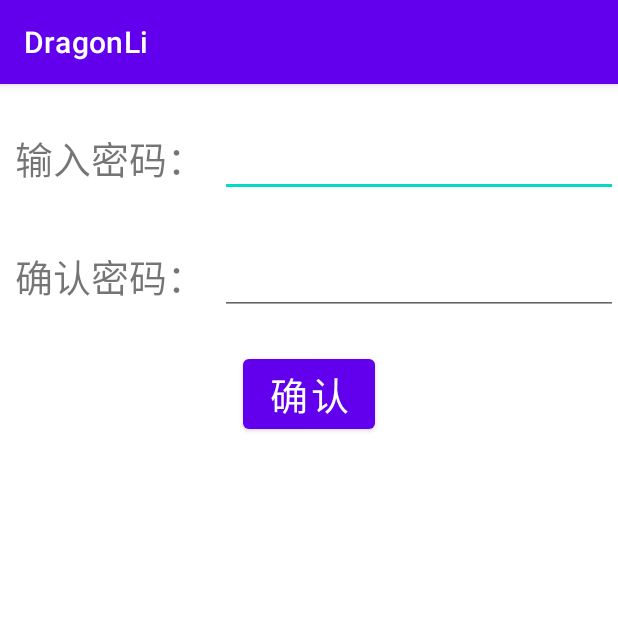
After one commit to Shadowmirror/DragonLi, an Android app: the SinglePasswordLockActivity screen opened directly, with no data from a screen before it, on a phone screen of 412 x 824 dp, the top half of it. The commit adds this screen. Run offline under Robolectric (Android 15) with nearby library versions, the phone set to English and light mode, and no system bars; libraries missing offline, so code that uses them is left out: org.litepal.

Commit message:
单条数据密码上锁功能

```diff
--- a/app/src/main/assets/litepal.xml
+++ b/app/src/main/assets/litepal.xml
@@ -19,7 +19,7 @@
 			For example:
     	<version value="1" />
     -->
-    <version value="6" />
+    <version value="7" />
 
     <!--
     	Define your models in the list with mapping tag, LitePal will
--- a/app/src/main/java/miao/kmirror/dragonli/entity/TextInfo.java
+++ b/app/src/main/java/miao/kmirror/dragonli/entity/TextInfo.java
@@ -52,6 +52,9 @@ public class TextInfo extends LitePalSupport implements Serializable {
         return password;
     }
 
+    public void setPassword(String password) {
+        this.password = password;
+    }
 
     public String getUpdateDate() {
         return updateDate;
--- a/app/src/main/java/miao/kmirror/dragonli/fragment/EditNameDialogFragment.java
+++ b/app/src/main/java/miao/kmirror/dragonli/fragment/EditNameDialogFragment.java
@@ -10,10 +10,12 @@ import android.widget.EditText;
 
 import androidx.annotation.Nullable;
 import androidx.fragment.app.DialogFragment;
+import androidx.fragment.app.FragmentManager;
 
 import miao.kmirror.dragonli.R;
 import miao.kmirror.dragonli.entity.TextInfo;
 import miao.kmirror.dragonli.lock.widget.activity.FingerLoginActivity;
+import miao.kmirror.dragonli.singleActivity.SinglePasswordLockActivity;
 import miao.kmirror.dragonli.utils.ActivityUtils;
 import miao.kmirror.dragonli.utils.ToastUtils;
 
@@ -24,6 +26,7 @@ public class EditNameDialogFragment extends DialogFragment {
     private Button toImage;
 
     private TextInfo textInfo;
+
 
     public EditNameDialogFragment(TextInfo textInfo) {
         this.textInfo = textInfo;
@@ -51,7 +54,7 @@ public class EditNameDialogFragment extends DialogFragment {
             ToastUtils.toastShort(getContext(), "You click image");
         });
         toPassword.setOnClickListener(v -> {
-            ToastUtils.toastShort(getContext(), "You click password");
+            ActivityUtils.simpleIntentWithTextInfo(getActivity(), SinglePasswordLockActivity.class, textInfo);
         });
         // Fetch arguments from bundle and set title
         // Show soft keyboard automatically and request focus to field
--- /dev/null
+++ b/app/src/main/java/miao/kmirror/dragonli/singleActivity/SinglePasswordLockActivity.java
@@ -0,0 +1,45 @@
+package miao.kmirror.dragonli.singleActivity;
+
+import androidx.appcompat.app.AppCompatActivity;
+
+import android.os.Bundle;
+import android.widget.Button;
+import android.widget.EditText;
+
+import miao.kmirror.dragonli.R;
+import miao.kmirror.dragonli.activity.MainActivity;
+import miao.kmirror.dragonli.bean.LockType;
+import miao.kmirror.dragonli.dao.TextInfoDao;
+import miao.kmirror.dragonli.entity.TextInfo;
+import miao.kmirror.dragonli.utils.ActivityUtils;
+import miao.kmirror.dragonli.utils.MD5Utils;
+import miao.kmirror.dragonli.utils.ToastUtils;
+
+public class SinglePasswordLockActivity extends AppCompatActivity {
+    private TextInfo textInfo;
+    private TextInfoDao textInfoDao = new TextInfoDao();
+
+    @Override
+    protected void onCreate(Bundle savedInstanceState) {
+        textInfo = (TextInfo) getIntent().getSerializableExtra("textInfo");
+        super.onCreate(savedInstanceState);
+        setContentView(R.layout.activity_single_password_lock);
+        EditText EtPassword = findViewById(R.id.et_password);
+        EditText EtAgainPassword = findViewById(R.id.et_again_password);
+        Button verify = findViewById(R.id.bt_verify_password);
+        verify.setOnClickListener(v -> {
+            String password = EtPassword.getText().toString();
+            String againPassword = EtAgainPassword.getText().toString();
+            if (password.equals(againPassword)) {
+                textInfo.setPassword(MD5Utils.getMD5Code(password));
+                textInfo.setLocked(true);
+                textInfo.setLockType(LockType.PASSWORD_LOCK);
+                textInfoDao.update(textInfo);
+                ToastUtils.toastShort(this, textInfoDao.findById(textInfo.getId()).toString());
+                ActivityUtils.flagActivityClearTask(this, MainActivity.class);
+            } else {
+                ToastUtils.toastShort(this, "两次密码不一致请重新输入！！！");
+            }
+        });
+    }
+}
--- /dev/null
+++ b/app/src/main/res/layout/activity_single_password_lock.xml
@@ -0,0 +1,63 @@
+<?xml version="1.0" encoding="utf-8"?>
+<LinearLayout xmlns:android="http://schemas.android.com/apk/res/android"
+    android:orientation="vertical"
+    android:layout_width="match_parent"
+    android:layout_height="match_parent">
+
+    <LinearLayout
+        android:layout_width="match_parent"
+        android:layout_height="wrap_content"
+        android:layout_marginTop="20dp">
+
+        <TextView
+            android:layout_width="wrap_content"
+            android:layout_height="wrap_content"
+            android:layout_gravity="center
+"
+            android:layout_margin="10dp"
+            android:text="输入密码："
+            android:textSize="25sp" />
+
+        <EditText
+            android:id="@+id/et_password"
+            android:layout_width="0dp"
+            android:layout_height="wrap_content"
+            android:layout_weight="1"
+            android:maxLength="16"
+            android:inputType="textPassword"
+            android:textSize="25sp" />
+    </LinearLayout>
+
+    <LinearLayout
+        android:layout_width="match_parent"
+        android:layout_height="wrap_content"
+        android:layout_marginTop="20dp">
+
+        <TextView
+            android:layout_width="wrap_content"
+            android:layout_height="wrap_content"
+            android:layout_gravity="center
+"
+            android:layout_margin="10dp"
+            android:text="确认密码："
+            android:textSize="25sp" />
+
+        <EditText
+            android:id="@+id/et_again_password"
+            android:layout_width="0dp"
+            android:layout_height="wrap_content"
+            android:layout_weight="1"
+            android:maxLength="16"
+            android:inputType="textPassword"
+            android:textSize="25sp" />
+    </LinearLayout>
+
+    <Button
+        android:id="@+id/bt_verify_password"
+        android:layout_width="wrap_content"
+        android:layout_height="wrap_content"
+        android:text="确认"
+        android:textSize="25sp"
+        android:layout_marginTop="20dp"
+        android:layout_gravity="center"/>
+</LinearLayout>
--- a/app/src/main/res/values/style.xml
+++ b/app/src/main/res/values/style.xml
@@ -19,8 +19,6 @@
     </style>
 
     <style name="MyTextStyle">
-        <item name="android:layout_marginLeft">40dp</item>
-        <item name="android:layout_marginRight">40dp</item>
         <item name="android:textSize">20sp</item>
         <item name="android:layout_height">50dp</item>
         <item name="android:gravity">center</item>
```
Also changed, not shown: app/src/main/AndroidManifest.xml (+10 -18 lines), app/src/main/java/miao/kmirror/dragonli/activity/EditActivity.java (+11 -7 lines), app/src/main/java/miao/kmirror/dragonli/bean/LockType.java (added, +11 -0 lines), app/src/main/java/miao/kmirror/dragonli/singleActivity/SinglePasswordUnlockActivity.java (added, +16 -0 lines), app/src/main/res/layout/activity_single_password_unlock.xml (added, +33 -0 lines).
